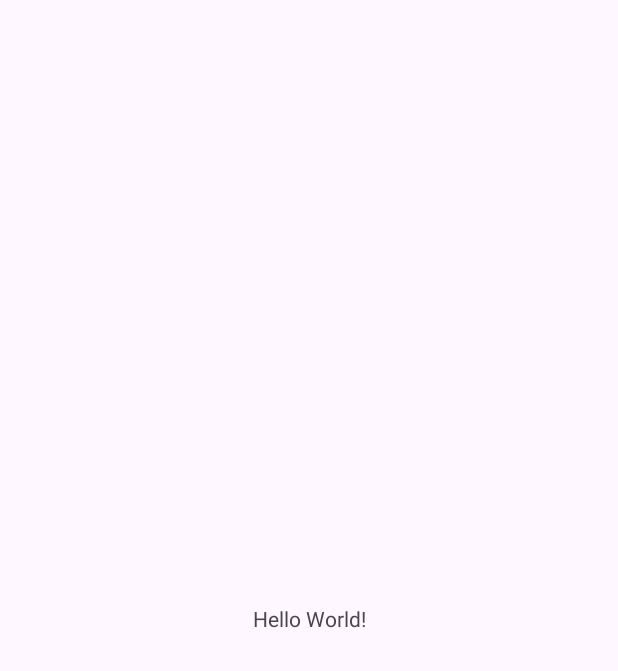
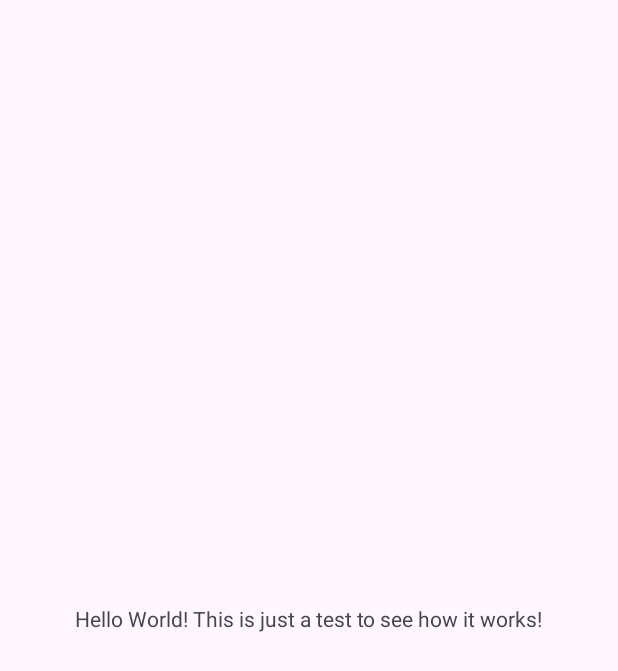
Before and after one commit to EduardoJunqueira2004/My_Application_Exercices_classes_PL_PM, an Android app: the screen it shows after launch (MainActivity), on a phone screen of 412 x 824 dp. Before the commit the part shown is almost empty. Shown: the top 671 px of the screen. Run offline under Robolectric (Android 15) with nearby library versions, the phone set to English and light mode, and no system bars.

Commit message:
Hello World! This is just a test to see how it works! v1

```diff
--- a/app/src/main/AndroidManifest.xml
+++ b/app/src/main/AndroidManifest.xml
@@ -1,6 +1,6 @@
 <?xml version="1.0" encoding="utf-8"?>
 <manifest xmlns:android="http://schemas.android.com/apk/res/android"
-    xmlns:tools="http://schemas.android.com/tools">
+    xmlns:tools="http://schemas.android.com/tools" >
 
     <application
         android:allowBackup="true"
@@ -11,10 +11,10 @@
         android:roundIcon="@mipmap/ic_launcher_round"
         android:supportsRtl="true"
         android:theme="@style/Theme.MyApplicationExercicesClassesPL"
-        tools:targetApi="31">
+        tools:targetApi="31" >
         <activity
             android:name=".MainActivity"
-            android:exported="true">
+            android:exported="true" >
             <intent-filter>
                 <action android:name="android.intent.action.MAIN" />
 
--- a/app/src/main/res/layout/activity_main.xml
+++ b/app/src/main/res/layout/activity_main.xml
@@ -1,19 +1,19 @@
 <?xml version="1.0" encoding="utf-8"?>
-<androidx.constraintlayout.widget.ConstraintLayout xmlns:android="http://schemas.android.com/apk/res/android"
+<androidx.constraintlayout.widget.ConstraintLayout
+    xmlns:android="http://schemas.android.com/apk/res/android"
+    xmlns:tools="http://schemas.android.com/tools"
     xmlns:app="http://schemas.android.com/apk/res-auto"
-    xmlns:tools="http://schemas.android.com/tools"
     android:id="@+id/main"
     android:layout_width="match_parent"
     android:layout_height="match_parent"
     tools:context=".MainActivity">
-
     <TextView
       android:layout_width="wrap_content"
       android:layout_height="wrap_content"
-        android:text="Hello World!"
+      android:text="Hello World! This is just a test to see how it works!"
       app:layout_constraintBottom_toBottomOf="parent"
+      app:layout_constraintStart_toStartOf="parent"
       app:layout_constraintEnd_toEndOf="parent"
-        app:layout_constraintStart_toStartOf="parent"
       app:layout_constraintTop_toTopOf="parent" />
 
   </androidx.constraintlayout.widget.ConstraintLayout>
```
Lines whose indentation alone changed are shown as unchanged.
